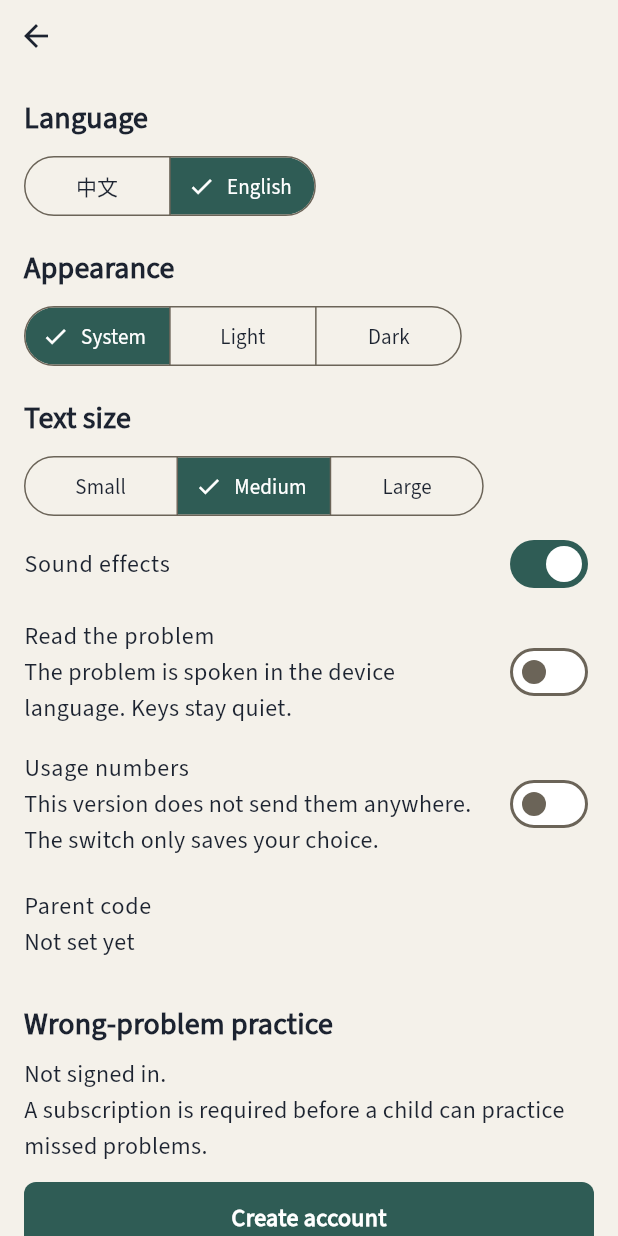
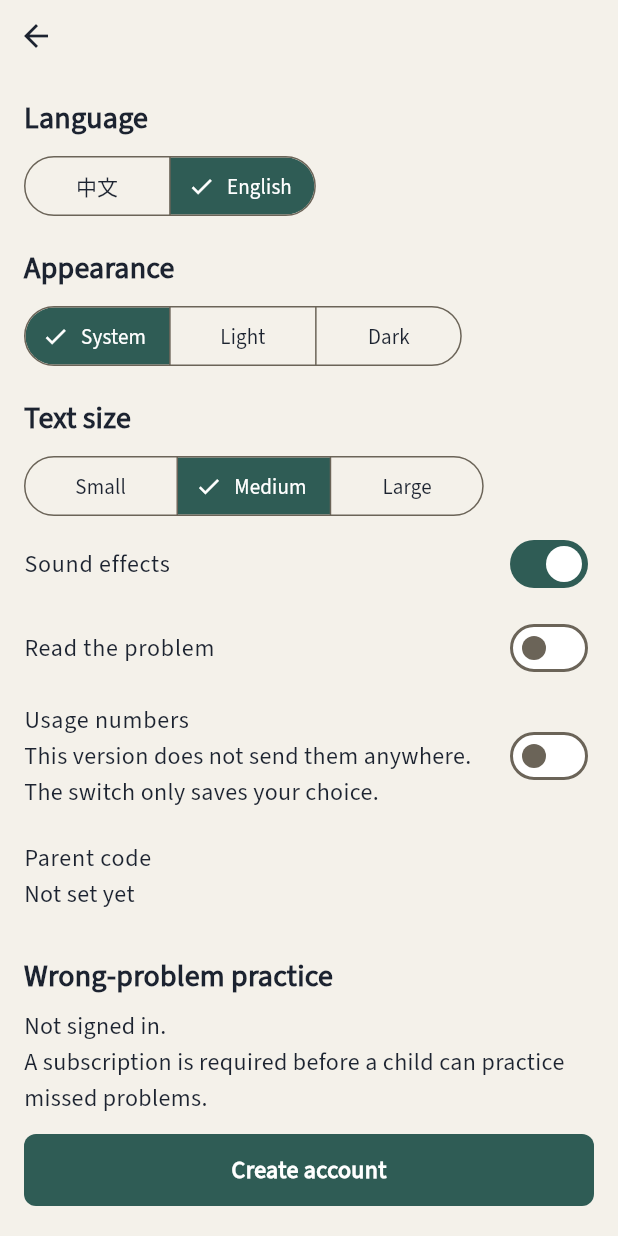
Before and after one commit to dk111222/out-m-calc, a Flutter app: the SettingsPage screen opened by its route, after a tap on "English", on a phone screen of 412 x 824 dp. Run offline on Flutter 3.47's test engine with Material 3 defaults, Android fonts, the phone set to English and light mode, and no system bars; our stand-ins replace audioplayers, flutter_riverpod, flutter_screenutil, flutter_tts, go_router, hive_flutter and 4 more; missing offline and left inert: google_mlkit_text_recognition; accounts and stored records are empty.

Commit message:
Simplify the Me settings: drop language, theme, and text size.
Keep those controls on the adult settings page only, and remove the read-aloud helper subtitle.

Co-authored-by: DK <dk111222@users.noreply.github.com>

```diff
--- a/lib/pages/extra_pages.dart
+++ b/lib/pages/extra_pages.dart
@@ -335,6 +335,7 @@ class SettingsPage extends ConsumerWidget {
             Text(t.settings, style: Theme.of(context).textTheme.titleMedium),
             const SizedBox(height: AppSpace.s16),
           ],
+          if (!child) ...[
             Text(t.languageWord, style: Theme.of(context).textTheme.titleMedium),
             const SizedBox(height: AppSpace.s8),
             SegmentedButton<String>(
@@ -372,6 +373,7 @@ class SettingsPage extends ConsumerWidget {
               onSelectionChanged: (value) =>
                   app.updateSettings(settings.copyWith(textScale: value.first)),
             ),
+          ],
           SwitchListTile(
             contentPadding: EdgeInsets.zero,
             title: Text(t.soundEffects),
@@ -382,7 +384,6 @@ class SettingsPage extends ConsumerWidget {
           SwitchListTile(
             contentPadding: EdgeInsets.zero,
             title: Text(t.readProblem),
-            subtitle: Text(t.readProblemBody),
             value: settings.readAloudEnabled,
             onChanged: (value) =>
                 app.updateSettings(settings.copyWith(readAloudEnabled: value)),
```
Lines whose indentation alone changed are shown as unchanged.
